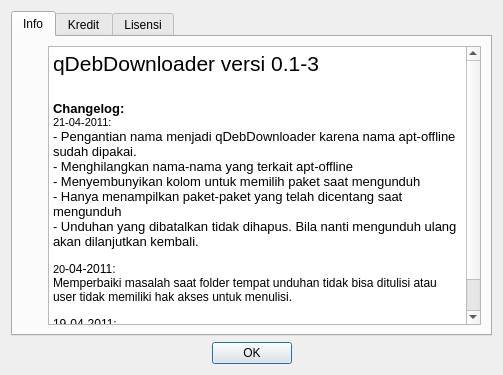
saa7go/qDebDownloader, file aboutdialog.ui: the form before one commit.
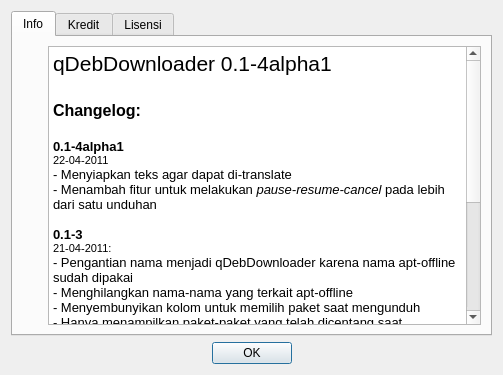
The form after the commit. Icons and pictures are not drawn.

Commit message: menambahkan informasi changelog

Diff of the .ui file:
```diff
--- a/aboutdialog.ui
+++ b/aboutdialog.ui
@@ -66,20 +66,31 @@
 &lt;html&gt;&lt;head&gt;&lt;meta name=&quot;qrichtext&quot; content=&quot;1&quot; /&gt;&lt;style type=&quot;text/css&quot;&gt;
 p, li { white-space: pre-wrap; }
 &lt;/style&gt;&lt;/head&gt;&lt;body style=&quot; font-family:'MS Shell Dlg 2'; font-size:8.25pt; font-weight:400; font-style:normal;&quot;&gt;
-&lt;p style=&quot; margin-top:0px; margin-bottom:0px; margin-left:0px; margin-right:0px; -qt-block-indent:0; text-indent:0px;&quot;&gt;&lt;span style=&quot; font-size:16pt;&quot;&gt;qDebDownloader versi 0.1-3&lt;/span&gt;&lt;/p&gt;
+&lt;p style=&quot; margin-top:0px; margin-bottom:0px; margin-left:0px; margin-right:0px; -qt-block-indent:0; text-indent:0px;&quot;&gt;&lt;span style=&quot; font-size:16pt;&quot;&gt;qDebDownloader 0.1-4alpha1&lt;/span&gt;&lt;/p&gt;
 &lt;p style=&quot;-qt-paragraph-type:empty; margin-top:0px; margin-bottom:0px; margin-left:0px; margin-right:0px; -qt-block-indent:0; text-indent:0px; font-size:16pt;&quot;&gt;&lt;/p&gt;
-&lt;p style=&quot; margin-top:0px; margin-bottom:0px; margin-left:0px; margin-right:0px; -qt-block-indent:0; text-indent:0px;&quot;&gt;&lt;span style=&quot; font-size:10pt; font-weight:600;&quot;&gt;Changelog:&lt;/span&gt;&lt;/p&gt;
+&lt;p style=&quot; margin-top:0px; margin-bottom:0px; margin-left:0px; margin-right:0px; -qt-block-indent:0; text-indent:0px;&quot;&gt;&lt;span style=&quot; font-size:12pt; font-weight:600;&quot;&gt;Changelog:&lt;/span&gt;&lt;/p&gt;
+&lt;p style=&quot;-qt-paragraph-type:empty; margin-top:0px; margin-bottom:0px; margin-left:0px; margin-right:0px; -qt-block-indent:0; text-indent:0px; font-size:12pt; font-weight:600;&quot;&gt;&lt;/p&gt;
+&lt;p style=&quot; margin-top:0px; margin-bottom:0px; margin-left:0px; margin-right:0px; -qt-block-indent:0; text-indent:0px;&quot;&gt;&lt;span style=&quot; font-size:10pt; font-weight:600;&quot;&gt;0.1-4alpha1&lt;/span&gt;&lt;/p&gt;
+&lt;p style=&quot; margin-top:0px; margin-bottom:0px; margin-left:0px; margin-right:0px; -qt-block-indent:0; text-indent:0px;&quot;&gt;&lt;span style=&quot; font-size:8pt;&quot;&gt;22-04-2011&lt;/span&gt;&lt;/p&gt;
+&lt;p style=&quot; margin-top:0px; margin-bottom:0px; margin-left:0px; margin-right:0px; -qt-block-indent:0; text-indent:0px;&quot;&gt;&lt;span style=&quot; font-size:10pt;&quot;&gt;- Menyiapkan teks agar dapat di-translate&lt;/span&gt;&lt;/p&gt;
+&lt;p style=&quot; margin-top:0px; margin-bottom:0px; margin-left:0px; margin-right:0px; -qt-block-indent:0; text-indent:0px;&quot;&gt;&lt;span style=&quot; font-size:10pt;&quot;&gt;- Menambah fitur untuk melakukan &lt;/span&gt;&lt;span style=&quot; font-size:10pt; font-style:italic;&quot;&gt;pause-resume-cancel&lt;/span&gt;&lt;span style=&quot; font-size:10pt;&quot;&gt; pada lebih dari satu unduhan&lt;/span&gt;&lt;/p&gt;
+&lt;p style=&quot;-qt-paragraph-type:empty; margin-top:0px; margin-bottom:0px; margin-left:0px; margin-right:0px; -qt-block-indent:0; text-indent:0px; font-size:10pt;&quot;&gt;&lt;/p&gt;
+&lt;p style=&quot; margin-top:0px; margin-bottom:0px; margin-left:0px; margin-right:0px; -qt-block-indent:0; text-indent:0px;&quot;&gt;&lt;span style=&quot; font-size:10pt; font-weight:600;&quot;&gt;0.1-3&lt;/span&gt;&lt;/p&gt;
 &lt;p style=&quot; margin-top:0px; margin-bottom:0px; margin-left:0px; margin-right:0px; -qt-block-indent:0; text-indent:0px;&quot;&gt;&lt;span style=&quot; font-size:8pt;&quot;&gt;21-04-2011:&lt;/span&gt;&lt;/p&gt;
-&lt;p style=&quot; margin-top:0px; margin-bottom:0px; margin-left:0px; margin-right:0px; -qt-block-indent:0; text-indent:0px;&quot;&gt;&lt;span style=&quot; font-size:10pt;&quot;&gt;- Pengantian nama menjadi qDebDownloader karena nama apt-offline sudah dipakai.&lt;/span&gt;&lt;/p&gt;
+&lt;p style=&quot; margin-top:0px; margin-bottom:0px; margin-left:0px; margin-right:0px; -qt-block-indent:0; text-indent:0px;&quot;&gt;&lt;span style=&quot; font-size:10pt;&quot;&gt;- Pengantian nama menjadi qDebDownloader karena nama apt-offline sudah dipakai&lt;/span&gt;&lt;/p&gt;
 &lt;p style=&quot; margin-top:0px; margin-bottom:0px; margin-left:0px; margin-right:0px; -qt-block-indent:0; text-indent:0px;&quot;&gt;&lt;span style=&quot; font-size:10pt;&quot;&gt;- Menghilangkan nama-nama yang terkait apt-offline&lt;/span&gt;&lt;/p&gt;
 &lt;p style=&quot; margin-top:0px; margin-bottom:0px; margin-left:0px; margin-right:0px; -qt-block-indent:0; text-indent:0px;&quot;&gt;&lt;span style=&quot; font-size:10pt;&quot;&gt;- Menyembunyikan kolom untuk memilih paket saat mengunduh&lt;/span&gt;&lt;/p&gt;
 &lt;p style=&quot; margin-top:0px; margin-bottom:0px; margin-left:0px; margin-right:0px; -qt-block-indent:0; text-indent:0px;&quot;&gt;&lt;span style=&quot; font-size:10pt;&quot;&gt;- Hanya menampilkan paket-paket yang telah dicentang saat mengunduh&lt;/span&gt;&lt;/p&gt;
-&lt;p style=&quot; margin-top:0px; margin-bottom:0px; margin-left:0px; margin-right:0px; -qt-block-indent:0; text-indent:0px;&quot;&gt;&lt;span style=&quot; font-size:10pt;&quot;&gt;- Unduhan yang dibatalkan tidak dihapus. Bila nanti mengunduh ulang akan dilanjutkan kembali.&lt;/span&gt;&lt;/p&gt;
-&lt;p style=&quot; margin-top:0px; margin-bottom:0px; margin-left:0px; margin-right:0px; -qt-block-indent:0; text-indent:0px;&quot;&gt;&lt;span style=&quot; font-size:8pt;&quot;&gt;&lt;br /&gt;20&lt;/span&gt;&lt;span style=&quot; font-size:9pt;&quot;&gt;-04-2011:&lt;/span&gt;&lt;/p&gt;
-&lt;p style=&quot; margin-top:0px; margin-bottom:0px; margin-left:0px; margin-right:0px; -qt-block-indent:0; text-indent:0px;&quot;&gt;&lt;span style=&quot; font-size:9pt;&quot;&gt;Memperbaiki masalah saat folder tempat unduhan tidak bisa ditulisi atau user tidak memiliki hak akses untuk menulisi.&lt;/span&gt;&lt;/p&gt;
+&lt;p style=&quot; margin-top:0px; margin-bottom:0px; margin-left:0px; margin-right:0px; -qt-block-indent:0; text-indent:0px;&quot;&gt;&lt;span style=&quot; font-size:10pt;&quot;&gt;- Unduhan yang dibatalkan tidak dihapus. Bila nanti mengunduh ulang akan dilanjutkan kembali&lt;/span&gt;&lt;/p&gt;
 &lt;p style=&quot;-qt-paragraph-type:empty; margin-top:0px; margin-bottom:0px; margin-left:0px; margin-right:0px; -qt-block-indent:0; text-indent:0px; font-size:8pt;&quot;&gt;&lt;/p&gt;
+&lt;p style=&quot; margin-top:0px; margin-bottom:0px; margin-left:0px; margin-right:0px; -qt-block-indent:0; text-indent:0px;&quot;&gt;&lt;span style=&quot; font-size:10pt; font-weight:600;&quot;&gt;0.1-2&lt;/span&gt;&lt;/p&gt;
+&lt;p style=&quot; margin-top:0px; margin-bottom:0px; margin-left:0px; margin-right:0px; -qt-block-indent:0; text-indent:0px;&quot;&gt;&lt;span style=&quot; font-size:8pt;&quot;&gt;20&lt;/span&gt;&lt;span style=&quot; font-size:9pt;&quot;&gt;-04-2011:&lt;/span&gt;&lt;/p&gt;
+&lt;p style=&quot; margin-top:0px; margin-bottom:0px; margin-left:0px; margin-right:0px; -qt-block-indent:0; text-indent:0px;&quot;&gt;&lt;span style=&quot; font-size:9pt;&quot;&gt;Memperbaiki masalah saat folder tempat unduhan tidak bisa ditulisi atau user tidak memiliki hak akses untuk menulisi&lt;/span&gt;&lt;/p&gt;
+&lt;p style=&quot;-qt-paragraph-type:empty; margin-top:0px; margin-bottom:0px; margin-left:0px; margin-right:0px; -qt-block-indent:0; text-indent:0px; font-size:8pt;&quot;&gt;&lt;/p&gt;
+&lt;p style=&quot; margin-top:0px; margin-bottom:0px; margin-left:0px; margin-right:0px; -qt-block-indent:0; text-indent:0px;&quot;&gt;&lt;span style=&quot; font-size:10pt; font-weight:600;&quot;&gt;0.1-1&lt;/span&gt;&lt;/p&gt;
 &lt;p style=&quot; margin-top:0px; margin-bottom:0px; margin-left:0px; margin-right:0px; -qt-block-indent:0; text-indent:0px;&quot;&gt;&lt;span style=&quot; font-size:9pt;&quot;&gt;19-04-2011:&lt;/span&gt;&lt;/p&gt;
-&lt;p style=&quot; margin-top:0px; margin-bottom:0px; margin-left:0px; margin-right:0px; -qt-block-indent:0; text-indent:0px;&quot;&gt;&lt;span style=&quot; font-size:9pt;&quot;&gt;Memperbaiki masalah rendering pada kolom Nama File yang muncul bila menggunakan Classic Theme di Windows XP.&lt;/span&gt;&lt;/p&gt;&lt;/body&gt;&lt;/html&gt;</string>
+&lt;p style=&quot; margin-top:0px; margin-bottom:0px; margin-left:0px; margin-right:0px; -qt-block-indent:0; text-indent:0px;&quot;&gt;&lt;span style=&quot; font-size:9pt;&quot;&gt;Memperbaiki masalah rendering pada kolom Nama File yang muncul bila menggunakan Classic Theme di Windows XP&lt;/span&gt;&lt;/p&gt;
+&lt;p style=&quot;-qt-paragraph-type:empty; margin-top:0px; margin-bottom:0px; margin-left:0px; margin-right:0px; -qt-block-indent:0; text-indent:0px; font-size:9pt;&quot;&gt;&lt;/p&gt;&lt;/body&gt;&lt;/html&gt;</string>
            </property>
           </widget>
          </item>
```
